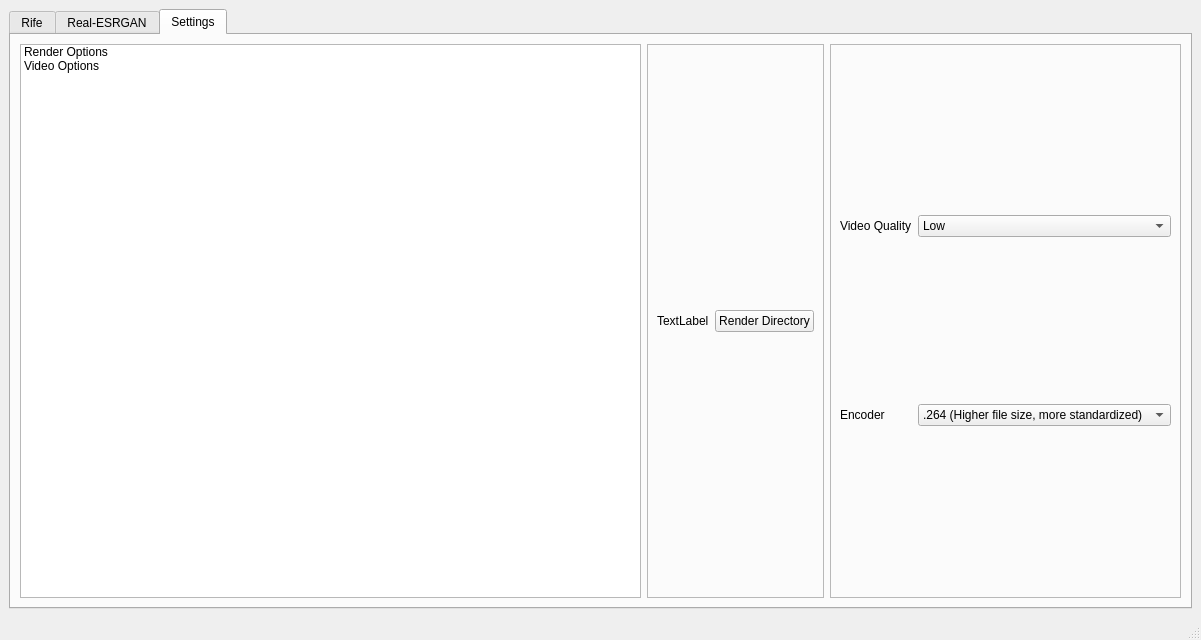
This is mainwindow.ui in TNTwise/REAL-Video-Enhancer as Qt 5 draws it before an edit. The edited form follows.
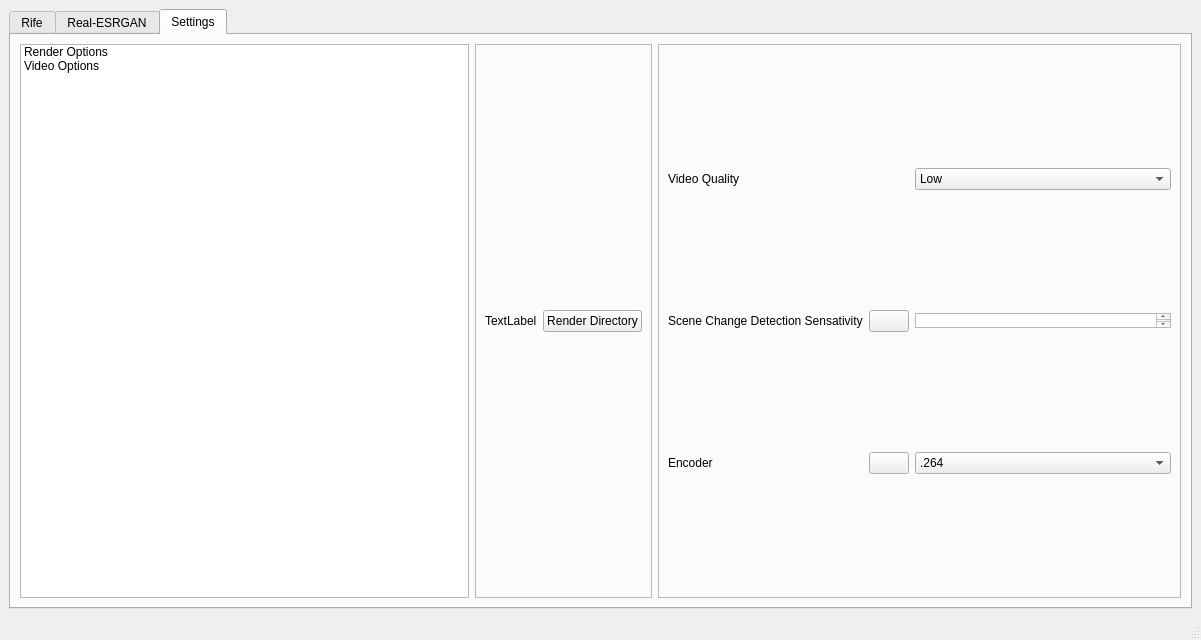
This is the edited form. The open tabs and pages were chosen to show the change. Icons and pictures are not drawn.

Commit message: add help for settings option

```diff
--- a/mainwindow.ui
+++ b/mainwindow.ui
@@ -304,6 +304,13 @@
                <string>false</string>
               </property>
               <layout class="QGridLayout" name="gridLayout_4">
+               <item row="2" column="0">
+                <widget class="QLabel" name="label_2">
+                 <property name="text">
+                  <string>Encoder</string>
+                 </property>
+                </widget>
+               </item>
                <item row="0" column="0">
                 <widget class="QLabel" name="label">
                  <property name="text">
@@ -311,7 +318,30 @@
                  </property>
                 </widget>
                </item>
-               <item row="0" column="1">
+               <item row="1" column="0">
+                <widget class="QLabel" name="label_3">
+                 <property name="maximumSize">
+                  <size>
+                   <width>16777215</width>
+                   <height>15</height>
+                  </size>
+                 </property>
+                 <property name="text">
+                  <string>Scene Change Detection Sensativity</string>
+                 </property>
+                </widget>
+               </item>
+               <item row="1" column="2">
+                <widget class="QPlainTextEdit" name="plainTextEdit">
+                 <property name="maximumSize">
+                  <size>
+                   <width>16777215</width>
+                   <height>15</height>
+                  </size>
+                 </property>
+                </widget>
+               </item>
+               <item row="0" column="2">
                 <widget class="QComboBox" name="VidQualityCombo">
                  <item>
                   <property name="text">
@@ -335,11 +365,11 @@
                  </item>
                 </widget>
                </item>
-               <item row="1" column="1">
+               <item row="2" column="2">
                 <widget class="QComboBox" name="EncoderCombo">
                  <item>
                   <property name="text">
-                   <string>.264 (Higher file size, more standardized)</string>
+                   <string>.264</string>
                   </property>
                  </item>
                  <item>
@@ -349,10 +379,20 @@
                  </item>
                 </widget>
                </item>
-               <item row="1" column="0">
-                <widget class="QLabel" name="label_2">
+               <item row="1" column="1">
+                <widget class="QPushButton" name="sceneChangeSensativityButton">
                  <property name="text">
-                  <string>Encoder</string>
+                  <string/>
+                 </property>
+                 <property name="icon">
+                  <iconset theme="dialog-information"/>
+                 </property>
+                </widget>
+               </item>
+               <item row="2" column="1">
+                <widget class="QPushButton" name="encoderHelpButton">
+                 <property name="text">
+                  <string/>
                  </property>
                 </widget>
                </item>
```
Left out of the diff: 4 changed lines with no effect on the pictures. The commit also changes 10 other files.
